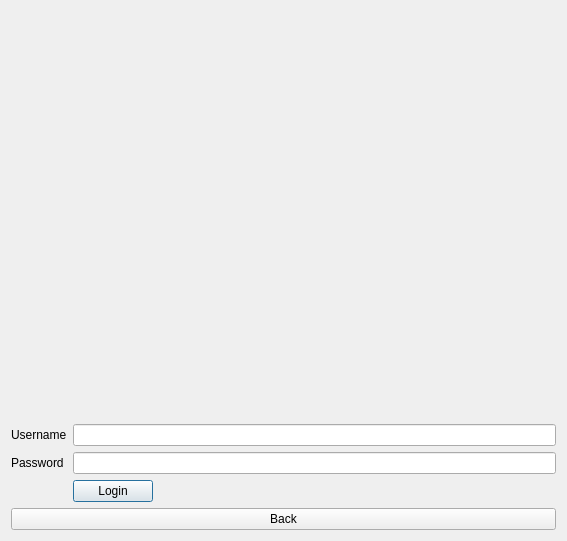
This is GUIFiles/login.ui in SammySamer/Distributed-System-Image-Sharing-Platform as Qt 5 draws it before an edit. The edited form follows.
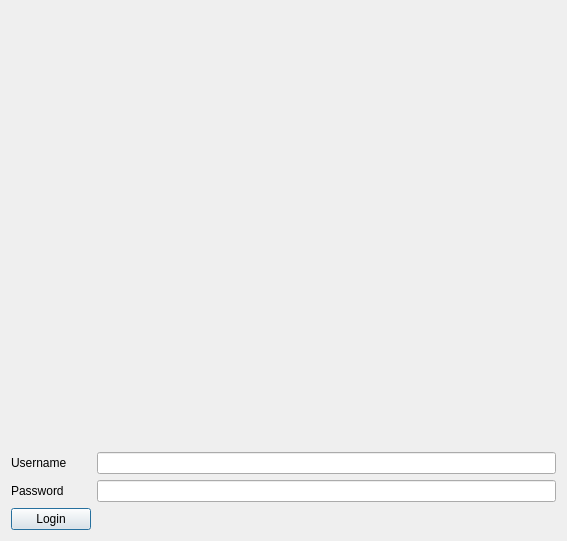
This is the edited form.

Commit message: Cleaned up the GUI codes, Fixed Login/Signup

The edit to the form file:
```diff
--- a/GUIFiles/login.ui
+++ b/GUIFiles/login.ui
@@ -31,27 +31,31 @@
          </property>
         </spacer>
        </item>
-       <item row="5" column="0">
+       <item row="10" column="0">
         <widget class="QLabel" name="label_2">
          <property name="text">
           <string>Password</string>
          </property>
         </widget>
        </item>
-       <item row="5" column="1">
-        <widget class="QLineEdit" name="pass"/>
+       <item row="10" column="1">
+        <widget class="QLineEdit" name="pass">
+         <property name="echoMode">
+          <enum>QLineEdit::Password</enum>
+         </property>
+        </widget>
        </item>
-       <item row="4" column="0">
+       <item row="8" column="0">
         <widget class="QLabel" name="label">
          <property name="text">
           <string>Username</string>
          </property>
         </widget>
        </item>
-       <item row="4" column="1">
+       <item row="8" column="1">
         <widget class="QLineEdit" name="user"/>
        </item>
-       <item row="6" column="1">
+       <item row="13" column="0">
         <widget class="QPushButton" name="loginButton">
          <property name="sizePolicy">
           <sizepolicy hsizetype="Fixed" vsizetype="Fixed">
@@ -68,13 +72,6 @@
      </item>
     </layout>
    </item>
-   <item>
-    <widget class="QPushButton" name="push_back">
-     <property name="text">
-      <string>Back</string>
-     </property>
-    </widget>
-   </item>
   </layout>
  </widget>
  <resources/>
```
The commit also changes 23 other files.
